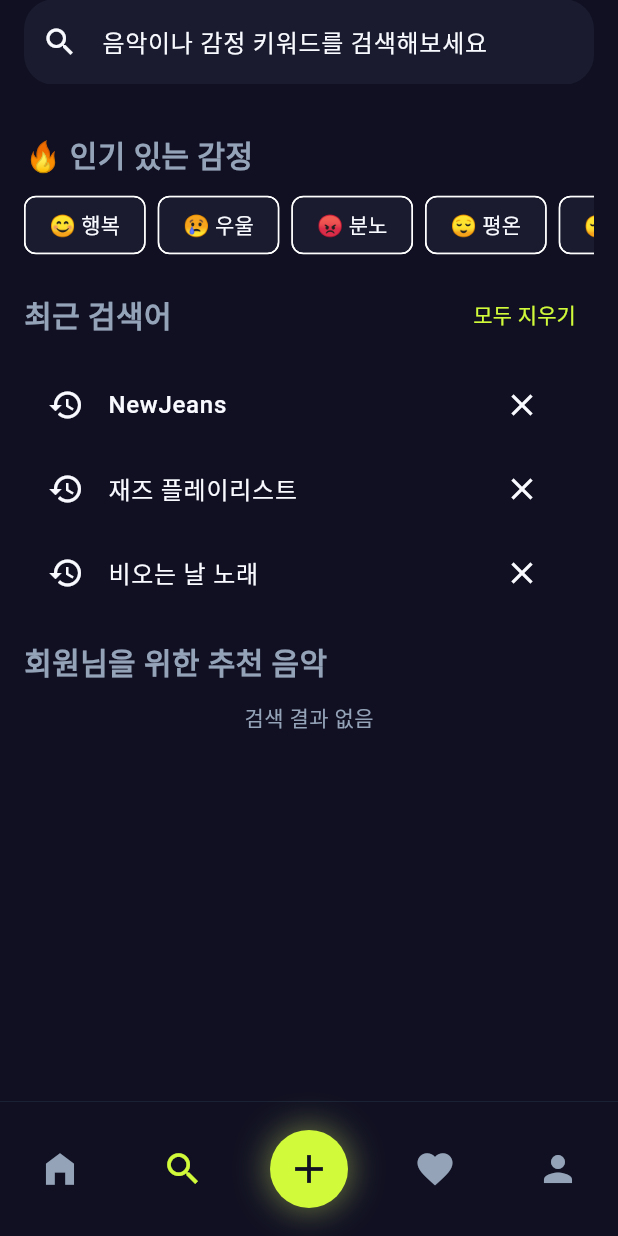
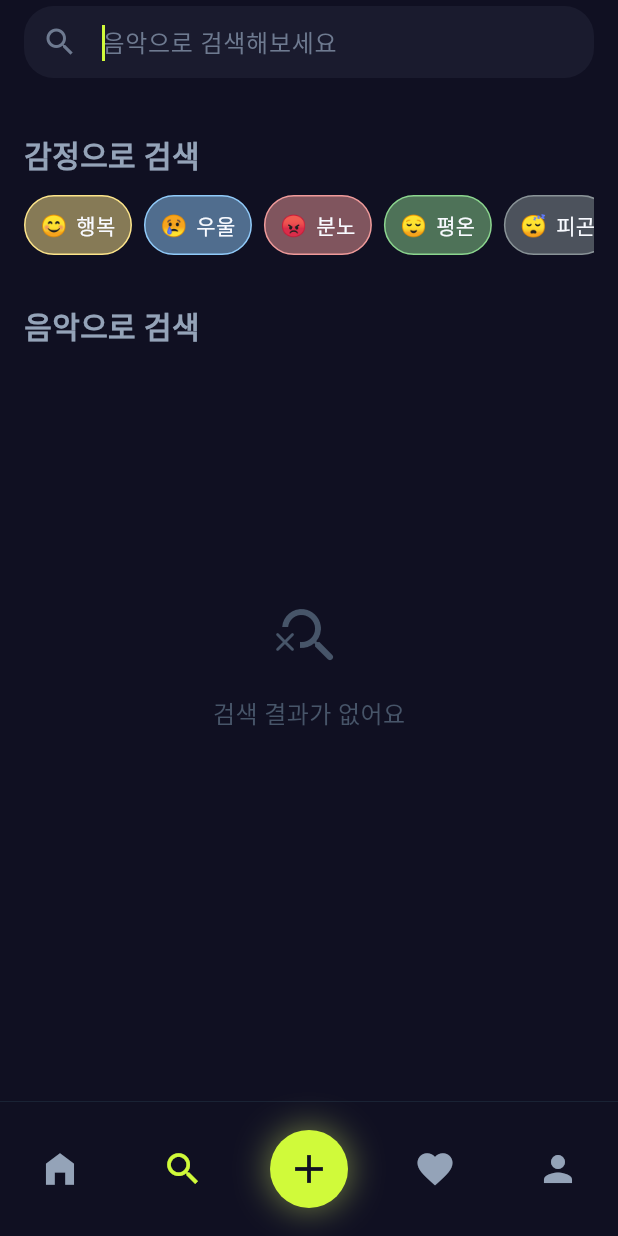
Before and after one commit to Moodic-02-06/Moodic, a Flutter app: the screen it shows once a user with an empty profile is signed in, item 2 of the bottom bar chosen, on a phone screen of 412 x 824 dp. Run offline on Flutter 3.47's test engine with Material 3 defaults, Android fonts, the light colour scheme and no system bars; our stand-ins replace cloud_firestore, firebase_auth, firebase_core, firebase_storage, flutter_riverpod, go_router and 3 more; missing offline and left inert: kakao_flutter_sdk; accounts and stored records are empty; Roboto replaces fonts that are missing (Pretendard).

Commit message:
feat: 검색 페이지 ui만 구현

```diff
--- a/lib/presentation/pages/search_page/search_page.dart
+++ b/lib/presentation/pages/search_page/search_page.dart
@@ -1,8 +1,16 @@
 import 'package:flutter/material.dart';
+import 'package:flutter_moodic/core/theme/app_color.dart';
 import 'package:flutter_moodic/core/theme/fonts.dart';
 import 'package:flutter_moodic/domain/entity/mood_type.dart';
+import 'package:flutter_moodic/domain/entity/music.dart';
+import 'package:flutter_moodic/presentation/pages/search_page/widgets/search_app_bar.dart';
+import 'package:flutter_moodic/presentation/pages/write_page/selected_music_provider.dart';
+import 'package:flutter_moodic/presentation/provider/global_music_player_provider.dart';
 import 'package:flutter_moodic/presentation/provider/music_provider.dart';
+import 'package:flutter_moodic/presentation/widgets/mood_badge.dart';
+import 'package:flutter_moodic/presentation/widgets/music_display_card.dart';
 import 'package:flutter_riverpod/flutter_riverpod.dart';
+import 'package:go_router/go_router.dart';
 
 class SearchPage extends ConsumerStatefulWidget {
   const SearchPage({super.key});
@@ -13,39 +21,42 @@ class SearchPage extends ConsumerStatefulWidget {
 
 class _SearchPageState extends ConsumerState<SearchPage> {
   final TextEditingController _controller = TextEditingController();
+  final FocusNode _focusNode = FocusNode();
 
   MoodType? selectedMood;
 
-  final List<String> recentKeywords = ['NewJeans', '재즈 플레이리스트', '비오는 날 노래'];
+  Future<void> _togglePlay(Music music) async {
+    await ref
+        .read(globalMusicPlayerProvider.notifier)
+        .togglePlay(music.id, music.previewUrl);
+  }
+
+  @override
+  void dispose() {
+    _controller.dispose();
+    _focusNode.dispose();
+    super.dispose();
+  }
+
+  @override
+  void initState() {
+    super.initState();
+
+    WidgetsBinding.instance.addPostFrameCallback((_) {
+      _focusNode.requestFocus();
+    });
+  }
 
   @override
   Widget build(BuildContext context) {
-    final musicState = ref.watch(musicProvider);
-
     return Scaffold(
-      appBar: AppBar(
-        title: TextField(
-          controller: _controller,
-
-          decoration: InputDecoration(
-            hintText: '음악이나 감정 키워드를 검색해보세요',
-
-            prefixIcon: const Icon(Icons.search),
-
-            filled: true,
-
-            border: OutlineInputBorder(
-              borderRadius: BorderRadius.circular(20),
-              borderSide: BorderSide.none,
-            ),
-          ),
-
-          onSubmitted: (_) => _search(),
-        ),
+      appBar: SearchAppBar(
+        controller: _controller,
+        focusNode: _focusNode,
+        onSearch: _search,
       ),
       body: ListView(
         padding: const EdgeInsets.only(bottom: 100),
-
         children: [
           /// ================= 인기 감정 =================
           Padding(
@@ -57,10 +68,7 @@ class _SearchPageState extends ConsumerState<SearchPage> {
               children: [
                 const SizedBox(height: 16),
 
-                const Text(
-                  '🔥 인기 있는 감정',
-                  style: AppTextStyles.titlePrimary20w600,
-                ),
+                const Text('감정으로 검색', style: AppTextStyles.titlePrimary20w600),
 
                 const SizedBox(height: 12),
 
@@ -74,77 +82,17 @@ class _SearchPageState extends ConsumerState<SearchPage> {
                       return Padding(
                         padding: const EdgeInsets.only(right: 8),
 
-                        child: ChoiceChip(
-                          label: Text('${mood.emoji} ${mood.label}'),
+                        child: InkWell(
+                          borderRadius: BorderRadius.circular(20),
 
-                          selected: selectedMood == mood,
+                          onTap: () {
+                            context.push('/search/result', extra: mood);
+                          },
 
-                          onSelected: (value) {
-                            setState(() {
-                              selectedMood = value ? mood : null;
-                            });
-
-                            _search();
-                          },
+                          child: MoodBadge(moodLabel: mood.label),
                         ),
                       );
                     }).toList(),
-                  ),
-                ),
-              ],
-            ),
-          ),
-
-          /// ================= 최근 검색어 =================
-          Padding(
-            padding: const EdgeInsets.symmetric(horizontal: 16),
-
-            child: Column(
-              crossAxisAlignment: CrossAxisAlignment.start,
-
-              children: [
-                Row(
-                  mainAxisAlignment: MainAxisAlignment.spaceBetween,
-
-                  children: [
-                    const Text(
-                      '최근 검색어',
-                      style: AppTextStyles.titlePrimary20w600,
-                    ),
-
-                    TextButton(
-                      onPressed: () {
-                        setState(() {
-                          recentKeywords.clear();
-                        });
-                      },
-
-                      child: const Text('모두 지우기'),
-                    ),
-                  ],
-                ),
-
-                const SizedBox(height: 8),
-
-                ...recentKeywords.map(
-                  (e) => ListTile(
-                    leading: const Icon(Icons.history),
-
-                    title: Text(e),
-
-                    trailing: IconButton(
-                      icon: const Icon(Icons.close),
-                      onPressed: () {
-                        setState(() {
-                          recentKeywords.remove(e);
-                        });
-                      },
-                    ),
-
-                    onTap: () {
-                      _controller.text = e;
-                      _search();
-                    },
                   ),
                 ),
               ],
@@ -159,55 +107,91 @@ class _SearchPageState extends ConsumerState<SearchPage> {
               crossAxisAlignment: CrossAxisAlignment.start,
 
               children: [
-                const Text(
-                  '회원님을 위한 추천 음악',
-                  style: AppTextStyles.titlePrimary20w600,
-                ),
+                const Text('음악으로 검색', style: AppTextStyles.titlePrimary20w600),
 
                 const SizedBox(height: 12),
 
-                musicState.when(
-                  data: (list) {
-                    if (list.isEmpty) {
-                      return const Center(child: Text('검색 결과 없음'));
-                    }
+                Consumer(
+                  builder: (context, ref, child) {
+                    final musicState = ref.watch(musicProvider);
+                    final globalMusicState = ref.watch(
+                      globalMusicPlayerProvider,
+                    );
 
-                    return Column(
-                      children: list.map((music) {
-                        return Card(
-                          margin: const EdgeInsets.only(bottom: 12),
-
-                          child: ListTile(
-                            leading: ClipRRect(
-                              borderRadius: BorderRadius.circular(8),
-
-                              child: Image.network(
-                                music.artwork,
-                                width: 50,
-                                height: 50,
-                                fit: BoxFit.cover,
+                    return musicState.when(
+                      loading: () => const SizedBox(
+                        height: 400,
+                        child: Center(
+                          child: CircularProgressIndicator(
+                            color: AppColors.secondary600,
+                          ),
+                        ),
+                      ),
+                      error: (e, _) => SizedBox(
+                        height: 400,
+                        child: Center(
+                          child: Text(
+                            '검색에 실패했습니다 😢',
+                            style: AppTextStyles.bodyPrimary16w500.copyWith(
+                              color: AppColors.gray300,
+                            ),
+                          ),
+                        ),
+                      ),
+                      data: (musics) {
+                        if (musics.isEmpty) {
+                          return SizedBox(
+                            height: 400,
+                            child: Center(
+                              child: Column(
+                                mainAxisAlignment: MainAxisAlignment.center,
+                                children: [
+                                  Icon(
+                                    Icons.search_off_rounded,
+                                    size: 48,
+                                    color: AppColors.gray300,
+                                  ),
+                                  SizedBox(height: 16),
+                                  Text(
+                                    '검색 결과가 없어요',
+                                    style: AppTextStyles.bodyPrimary16w500
+                                        .copyWith(color: AppColors.gray300),
+                                  ),
+                                ],
                               ),
                             ),
+                          );
+                        }
 
-                            title: Text(music.title),
+                        return Column(
+                          children: musics.map((music) {
+                            final isPlaying =
+                                globalMusicState.playingId == music.id &&
+                                globalMusicState.isPlaying;
 
-                            subtitle: Text(music.artist),
-
-                            trailing: const Icon(Icons.add),
-
-                            onTap: () {
-                              /// TODO: 게시물 검색 연결
-                            },
-                          ),
+                            return Padding(
+                              padding: const EdgeInsets.only(
+                                bottom: 12,
+                                left: 12,
+                                right: 12,
+                              ),
+                              child: MusicDisplayCard(
+                                music: music,
+                                isPlaying: isPlaying,
+                                onPlayPressed: () => _togglePlay(music),
+                                onSelect: () {
+                                  ref
+                                      .read(selectedMusicProvider.notifier)
+                                      .select(music);
+                                  Navigator.pop(context);
+                                },
+                              ),
+                            );
+                          }).toList(),
                         );
-                      }).toList(),
+                      },
                     );
                   },
-
-                  loading: () =>
-                      const Center(child: CircularProgressIndicator()),
-
-                  error: (e, _) => Center(child: Text('에러: $e')),
                 ),
               ],
             ),
@@ -223,12 +207,6 @@ class _SearchPageState extends ConsumerState<SearchPage> {
 
     if (keyword.isEmpty) return;
 
-    if (!recentKeywords.contains(keyword)) {
-      setState(() {
-        recentKeywords.insert(0, keyword);
-      });
-    }
-
     ref.read(musicProvider.notifier).search(keyword);
   }
 }
--- /dev/null
+++ b/lib/presentation/pages/search_page/widgets/search_app_bar.dart
@@ -0,0 +1,55 @@
+import 'package:flutter/material.dart';
+import 'package:flutter_moodic/core/theme/app_color.dart';
+import 'package:flutter_moodic/core/theme/fonts.dart';
+
+class SearchAppBar extends StatelessWidget implements PreferredSizeWidget {
+  final TextEditingController controller;
+  final FocusNode focusNode;
+  final VoidCallback onSearch;
+
+  const SearchAppBar({
+    super.key,
+    required this.controller,
+    required this.focusNode,
+    required this.onSearch,
+  });
+
+  @override
+  Size get preferredSize => const Size.fromHeight(kToolbarHeight);
+
+  @override
+  Widget build(BuildContext context) {
+    return AppBar(
+      automaticallyImplyLeading: false,
+
+      title: TextField(
+        controller: controller,
+        focusNode: focusNode,
+        textInputAction: TextInputAction.search,
+
+        decoration: InputDecoration(
+          hintText: '음악으로 검색해보세요',
+          hintStyle: AppTextStyles.bodyPrimary16w500.copyWith(
+            color: AppColors.gray400,
+          ),
+
+          prefixIcon: const Icon(Icons.search, color: AppColors.gray400),
+
+          filled: true,
+
+          contentPadding: const EdgeInsets.symmetric(
+            vertical: 0,
+            horizontal: 12,
+          ),
+
+          border: OutlineInputBorder(
+            borderRadius: BorderRadius.circular(20),
+            borderSide: BorderSide.none,
+          ),
+        ),
+
+        onSubmitted: (_) => onSearch(),
+      ),
+    );
+  }
+}
```
